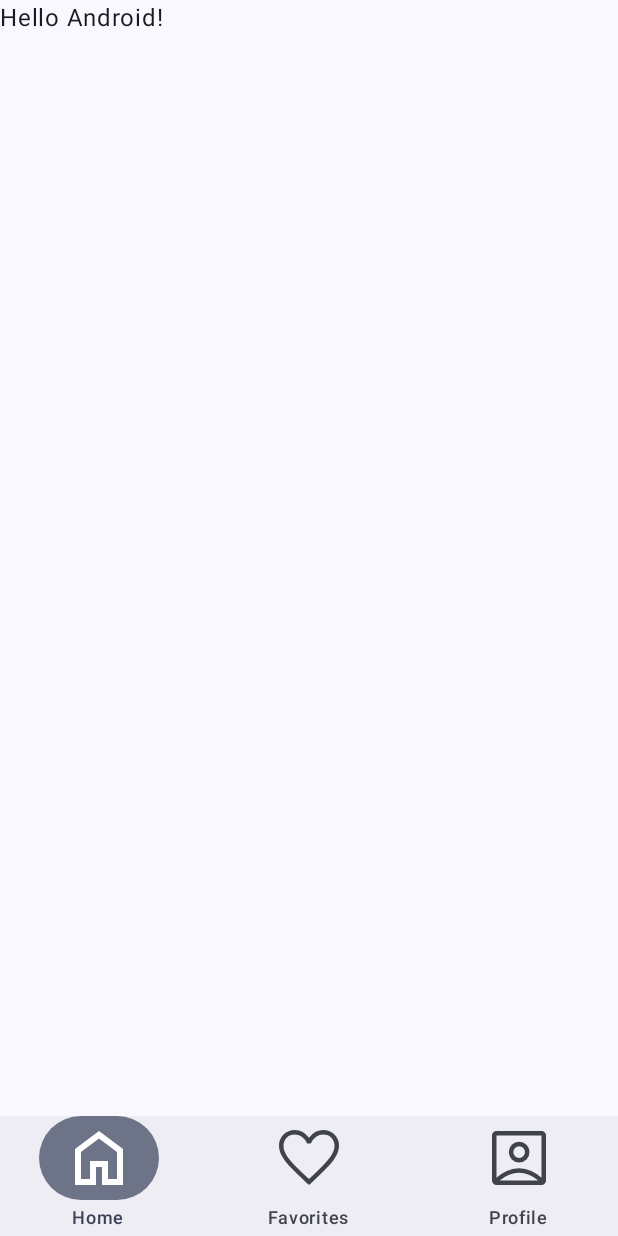
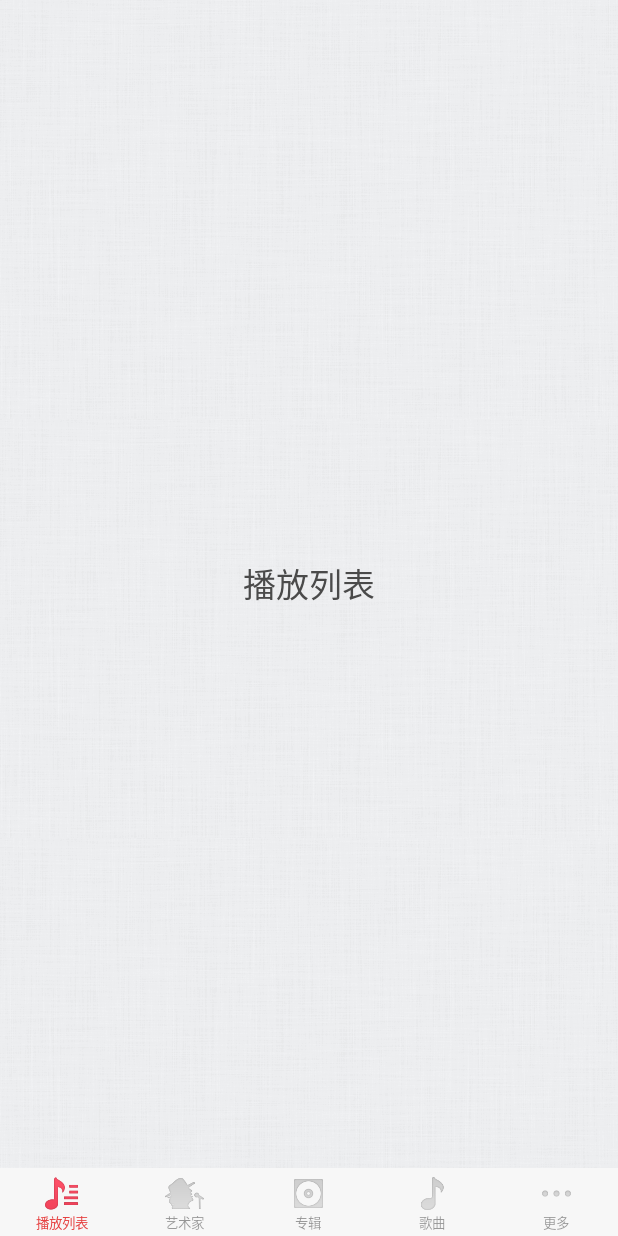
Before and after one commit to DE105/SmartisanMusic-Revived, an Android app built with Jetpack Compose: the screen it shows after launch (MainActivity), on a phone screen of 412 x 824 dp. Run offline under Robolectric (Android 15) with nearby library versions, the light colour scheme and no system bars.

Commit message:
feat: 搭建 Smartisan 底部导航壳层
• 将入口 Activity 切换为 Smartisan 音乐壳层页面
• 新增五个底部导航目的地与 Compose 导航容器
• 实现底部导航栏、内容纹理背景与原版点击态切换逻辑

```diff
--- a/app/src/main/java/com/smartisanos/music/MainActivity.kt
+++ b/app/src/main/java/com/smartisanos/music/MainActivity.kt
@@ -4,22 +4,7 @@ import android.os.Bundle
 import androidx.activity.ComponentActivity
 import androidx.activity.compose.setContent
 import androidx.activity.enableEdgeToEdge
-import androidx.compose.foundation.layout.fillMaxSize
-import androidx.compose.foundation.layout.padding
-import androidx.compose.material3.Icon
-import androidx.compose.material3.Scaffold
-import androidx.compose.material3.Text
-import androidx.compose.material3.adaptive.navigationsuite.NavigationSuiteScaffold
-import androidx.compose.runtime.Composable
-import androidx.compose.runtime.getValue
-import androidx.compose.runtime.mutableStateOf
-import androidx.compose.runtime.saveable.rememberSaveable
-import androidx.compose.runtime.setValue
-import androidx.compose.ui.Modifier
-import androidx.compose.ui.res.painterResource
-import androidx.compose.ui.graphics.vector.ImageVector
-import androidx.compose.ui.tooling.preview.Preview
-import androidx.compose.ui.tooling.preview.PreviewScreenSizes
+import com.smartisanos.music.ui.shell.MusicApp
 import com.smartisanos.music.ui.theme.MusicTheme
 
 class MainActivity : ComponentActivity() {
@@ -27,65 +12,9 @@ class MainActivity : ComponentActivity() {
         super.onCreate(savedInstanceState)
         enableEdgeToEdge()
         setContent {
-            MusicTheme {
+            MusicTheme(darkTheme = false, dynamicColor = false) {
                 MusicApp()
             }
         }
     }
 }
-
-@PreviewScreenSizes
-@Composable
-fun MusicApp() {
-    var currentDestination by rememberSaveable { mutableStateOf(AppDestinations.HOME) }
-
-    NavigationSuiteScaffold(
-        navigationSuiteItems = {
-            AppDestinations.entries.forEach {
-                item(
-                    icon = {
-                        Icon(
-                            painterResource(it.icon),
-                            contentDescription = it.label
-                        )
-                    },
-                    label = { Text(it.label) },
-                    selected = it == currentDestination,
-                    onClick = { currentDestination = it }
-                )
-            }
-        }
-    ) {
-        Scaffold(modifier = Modifier.fillMaxSize()) { innerPadding ->
-            Greeting(
-                name = "Android",
-                modifier = Modifier.padding(innerPadding)
-            )
-        }
-    }
-}
-
-enum class AppDestinations(
-    val label: String,
-    val icon: Int,
-) {
-    HOME("Home", R.drawable.ic_home),
-    FAVORITES("Favorites", R.drawable.ic_favorite),
-    PROFILE("Profile", R.drawable.ic_account_box),
-}
-
-@Composable
-fun Greeting(name: String, modifier: Modifier = Modifier) {
-    Text(
-        text = "Hello $name!",
-        modifier = modifier
-    )
-}
-
-@Preview(showBackground = true)
-@Composable
-fun GreetingPreview() {
-    MusicTheme {
-        Greeting("Android")
-    }
-}
--- /dev/null
+++ b/app/src/main/java/com/smartisanos/music/ui/navigation/MusicDestination.kt
@@ -0,0 +1,42 @@
+package com.smartisanos.music.ui.navigation
+
+import androidx.annotation.DrawableRes
+import com.smartisanos.music.R
+
+enum class MusicDestination(
+    val route: String,
+    val label: String,
+    @param:DrawableRes val iconRes: Int,
+    @param:DrawableRes val selectedIconRes: Int,
+) {
+    Playlist(
+        route = "playlist",
+        label = "播放列表",
+        iconRes = R.drawable.tabbar_playlist,
+        selectedIconRes = R.drawable.tabbar_playlist_down,
+    ),
+    Artist(
+        route = "artist",
+        label = "艺术家",
+        iconRes = R.drawable.tabbar_artist,
+        selectedIconRes = R.drawable.tabbar_artist_down,
+    ),
+    Album(
+        route = "album",
+        label = "专辑",
+        iconRes = R.drawable.tabbar_album,
+        selectedIconRes = R.drawable.tabbar_album_down,
+    ),
+    Songs(
+        route = "songs",
+        label = "歌曲",
+        iconRes = R.drawable.tabbar_song,
+        selectedIconRes = R.drawable.tabbar_song_down,
+    ),
+    More(
+        route = "more",
+        label = "更多",
+        iconRes = R.drawable.tabbar_more,
+        selectedIconRes = R.drawable.tabbar_more_down,
+    );
+}
--- /dev/null
+++ b/app/src/main/java/com/smartisanos/music/ui/shell/MusicApp.kt
@@ -0,0 +1,219 @@
+package com.smartisanos.music.ui.shell
+
+import androidx.compose.foundation.Image
+import androidx.compose.foundation.background
+import androidx.compose.foundation.clickable
+import androidx.compose.foundation.interaction.MutableInteractionSource
+import androidx.compose.foundation.interaction.collectIsPressedAsState
+import androidx.compose.foundation.layout.Box
+import androidx.compose.foundation.layout.Column
+import androidx.compose.foundation.layout.Row
+import androidx.compose.foundation.layout.RowScope
+import androidx.compose.foundation.layout.WindowInsets
+import androidx.compose.foundation.layout.fillMaxSize
+import androidx.compose.foundation.layout.fillMaxHeight
+import androidx.compose.foundation.layout.fillMaxWidth
+import androidx.compose.foundation.layout.height
+import androidx.compose.foundation.layout.navigationBars
+import androidx.compose.foundation.layout.padding
+import androidx.compose.foundation.layout.size
+import androidx.compose.material3.MaterialTheme
+import androidx.compose.material3.Scaffold
+import androidx.compose.material3.Text
+import androidx.compose.runtime.Composable
+import androidx.compose.runtime.getValue
+import androidx.compose.runtime.remember
+import androidx.compose.ui.Alignment
+import androidx.compose.ui.Modifier
+import androidx.compose.ui.graphics.Color
+import androidx.compose.ui.graphics.ImageBitmap
+import androidx.compose.ui.graphics.ImageShader
+import androidx.compose.ui.graphics.ShaderBrush
+import androidx.compose.ui.graphics.TileMode
+import androidx.compose.ui.layout.ContentScale
+import androidx.compose.ui.platform.LocalDensity
+import androidx.compose.ui.res.imageResource
+import androidx.compose.ui.res.painterResource
+import androidx.compose.ui.text.TextStyle
+import androidx.compose.ui.unit.dp
+import androidx.compose.ui.unit.sp
+import androidx.navigation.NavGraph.Companion.findStartDestination
+import androidx.navigation.compose.NavHost
+import androidx.navigation.compose.composable
+import androidx.navigation.compose.currentBackStackEntryAsState
+import androidx.navigation.compose.rememberNavController
+import com.smartisanos.music.R
+import com.smartisanos.music.ui.navigation.MusicDestination
+
+private val SmartisanRed = Color(0xFFE64040)
+private val SmartisanText = Color(0x66000000)
+private val ShellBackground = Color(0xFFF7F7F7)
+private val BottomBarContentHeight = 45.dp
+private val BottomBarTopPadding = 4.dp
+private val BottomBarIconSize = 26.dp
+private val BottomBarLabelStyle = TextStyle(
+    fontSize = 9.sp,
+    lineHeight = 10.sp,
+)
+
+@Composable
+fun MusicApp() {
+    val navController = rememberNavController()
+    val currentBackStackEntry by navController.currentBackStackEntryAsState()
+    val currentRoute = currentBackStackEntry?.destination?.route ?: MusicDestination.Playlist.route
+    val crossTextureBrush = rememberCrossTextureBrush()
+
+    Scaffold(
+        modifier = Modifier.fillMaxSize(),
+        containerColor = ShellBackground,
+        bottomBar = {
+            SmartisanBottomBar(
+                currentRoute = currentRoute,
+                onDestinationSelected = { destination ->
+                    navController.navigate(destination.route) {
+                        popUpTo(navController.graph.findStartDestination().id) {
+                            saveState = true
+                        }
+                        launchSingleTop = true
+                        restoreState = true
+                    }
+                }
+            )
+        }
+    ) { innerPadding ->
+        Box(
+            modifier = Modifier
+                .padding(innerPadding)
+                .fillMaxSize()
+                .background(brush = crossTextureBrush)
+        ) {
+            NavHost(
+                navController = navController,
+                startDestination = MusicDestination.Playlist.route,
+                modifier = Modifier.fillMaxSize()
+            ) {
+                composable(MusicDestination.Playlist.route) {
+                    MusicPlaceholderScreen(title = MusicDestination.Playlist.label)
+                }
+                composable(MusicDestination.Artist.route) {
+                    MusicPlaceholderScreen(title = MusicDestination.Artist.label)
+                }
+                composable(MusicDestination.Album.route) {
+                    MusicPlaceholderScreen(title = MusicDestination.Album.label)
+                }
+                composable(MusicDestination.Songs.route) {
+                    MusicPlaceholderScreen(title = MusicDestination.Songs.label)
+                }
+                composable(MusicDestination.More.route) {
+                    MusicPlaceholderScreen(title = MusicDestination.More.label)
+                }
+            }
+        }
+    }
+}
+
+@Composable
+private fun SmartisanBottomBar(
+    currentRoute: String,
+    onDestinationSelected: (MusicDestination) -> Unit,
+) {
+    val currentDestination = MusicDestination.entries.firstOrNull { it.route == currentRoute }
+        ?: MusicDestination.Playlist
+    val density = LocalDensity.current
+    val bottomInset = with(density) {
+        WindowInsets.navigationBars.getBottom(this).toDp()
+    }
+
+    Box(
+        modifier = Modifier
+            .fillMaxWidth()
+            .height(BottomBarContentHeight + bottomInset)
+            .background(ShellBackground)
+    ) {
+        Row(
+            modifier = Modifier
+                .fillMaxWidth()
+                .height(BottomBarContentHeight)
+                .align(Alignment.TopCenter)
+        ) {
+            MusicDestination.entries.forEach { destination ->
+                SmartisanBottomBarItem(
+                    destination = destination,
+                    selected = destination == currentDestination,
+                    onClick = { onDestinationSelected(destination) },
+                )
+            }
+        }
+    }
+}
+
+@Composable
+private fun RowScope.SmartisanBottomBarItem(
+    destination: MusicDestination,
+    selected: Boolean,
+    onClick: () -> Unit,
+) {
+    val interactionSource = remember { MutableInteractionSource() }
+    val pressed by interactionSource.collectIsPressedAsState()
+
+    Box(
+        modifier = Modifier
+            .weight(1f)
+            .fillMaxHeight()
+            .clickable(
+                interactionSource = interactionSource,
+                indication = null,
+                onClick = onClick,
+            ),
+        contentAlignment = Alignment.TopCenter
+    ) {
+        Column(
+            modifier = Modifier
+                .fillMaxSize()
+                .padding(top = BottomBarTopPadding),
+            horizontalAlignment = Alignment.CenterHorizontally
+        ) {
+            Image(
+                painter = painterResource(
+                    if (selected || pressed) destination.selectedIconRes else destination.iconRes
+                ),
+                contentDescription = destination.label,
+                modifier = Modifier.size(BottomBarIconSize)
+            )
+            Text(
+                text = destination.label,
+                style = BottomBarLabelStyle,
+                color = if (selected || pressed) SmartisanRed else SmartisanText,
+            )
+        }
+    }
+}
+
+@Composable
+private fun rememberCrossTextureBrush(): ShaderBrush {
+    val texture = ImageBitmap.imageResource(id = R.drawable.ablum_crosstexture_bg)
+    return remember(texture) {
+        ShaderBrush(
+            ImageShader(
+                image = texture,
+                tileModeX = TileMode.Repeated,
+                tileModeY = TileMode.Repeated,
+            )
+        )
+    }
+}
+
+@Composable
+private fun MusicPlaceholderScreen(title: String) {
+    Box(
+        modifier = Modifier
+            .fillMaxSize(),
+        contentAlignment = Alignment.Center
+    ) {
+        Text(
+            text = title,
+            style = MaterialTheme.typography.titleLarge,
+            color = Color(0xFF4A4A4A)
+        )
+    }
+}
```
